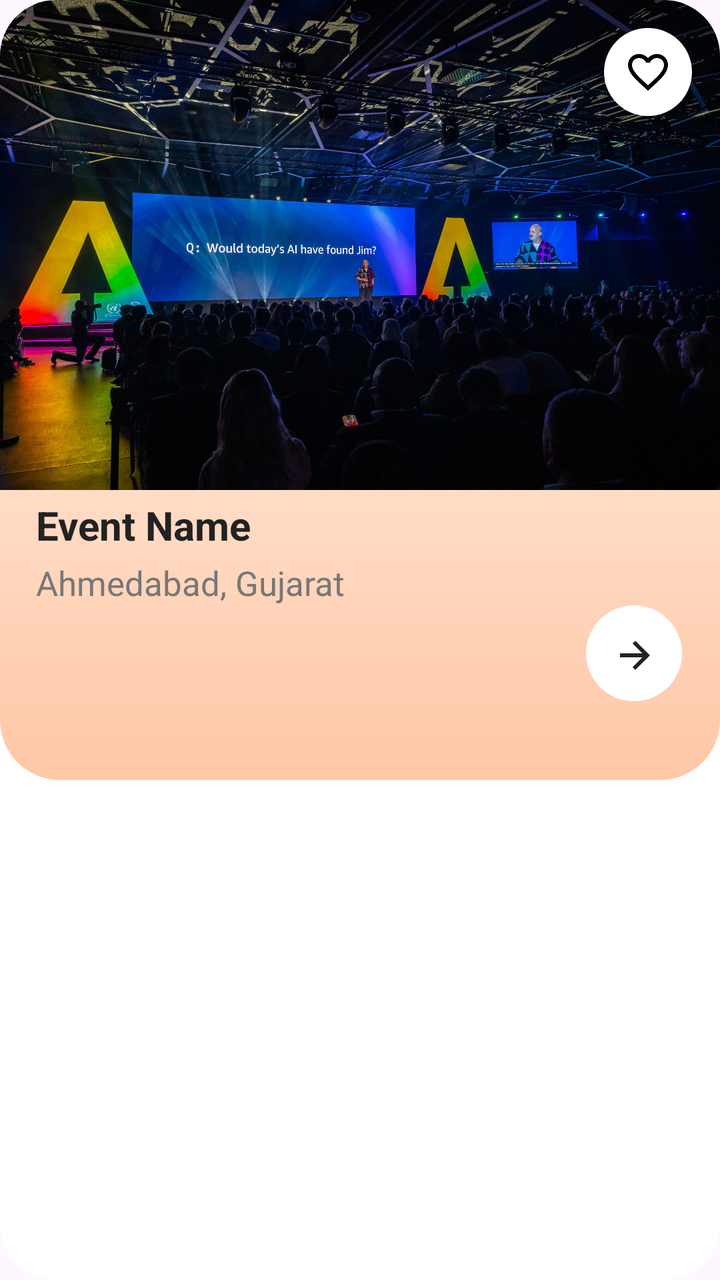
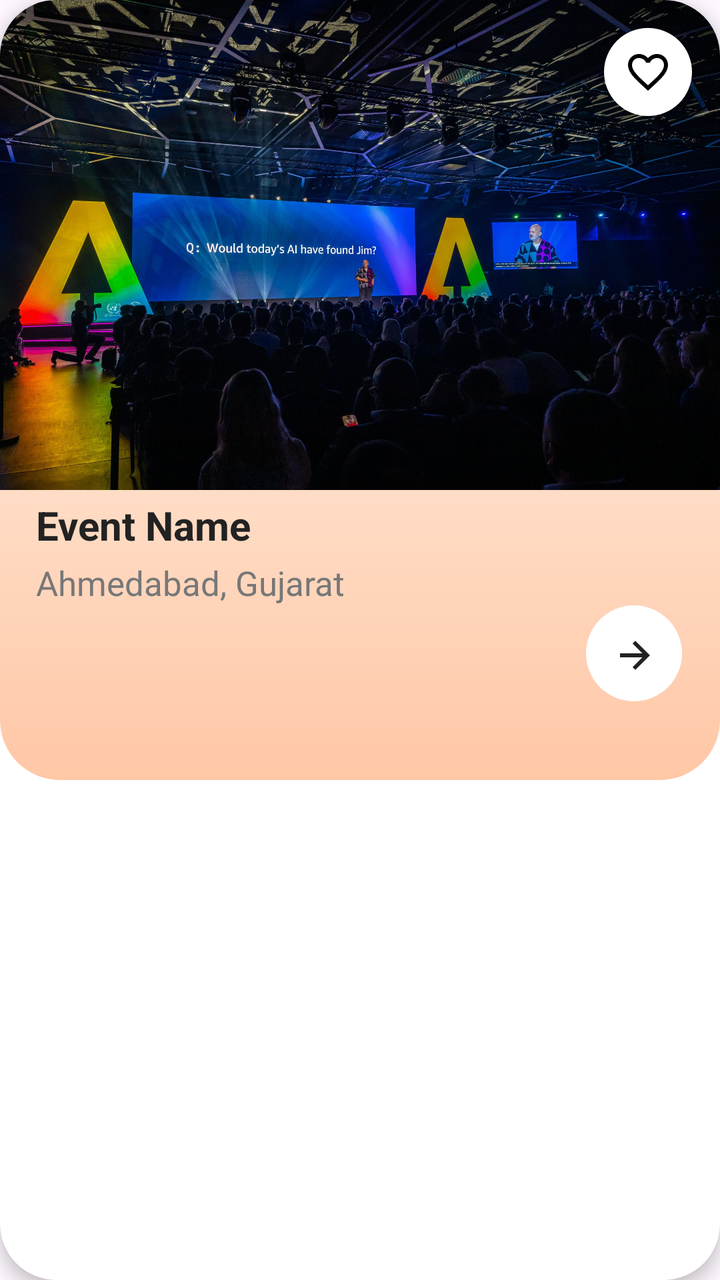

Two renders of the same Android screen: before a commit and after it. Below are the layout's source before the change and the commit's diff.
<!-- AndroidManifest.xml: application theme Theme.JavaPractice -->
<!-- res/layout/event_item.xml -->
<?xml version="1.0" encoding="utf-8"?>
<androidx.cardview.widget.CardView
    xmlns:android="http://schemas.android.com/apk/res/android"
    xmlns:app="http://schemas.android.com/apk/res-auto"

    android:id="@+id/eventCard"

    android:layout_width="match_parent"
    android:layout_height="wrap_content"

    android:layout_marginStart="0dp"
    android:layout_marginEnd="0dp"
    android:layout_marginTop="15dp"
    android:layout_marginBottom="10dp"

    app:cardCornerRadius="28dp"
    app:cardElevation="0dp"
    app:cardPreventCornerOverlap="true">

    <LinearLayout
        android:layout_width="match_parent"
        android:layout_height="wrap_content"
        android:orientation="vertical"
        android:background="@drawable/bg_event_card">

        <FrameLayout
            android:layout_width="match_parent"
            android:layout_height="245dp">

            <ImageView
                android:id="@+id/ivEventImage"
                android:layout_width="match_parent"
                android:layout_height="match_parent"
                android:scaleType="centerCrop"
                android:src="@drawable/aisummit"
                android:contentDescription="Event Image" />

            <ImageButton
                android:id="@+id/btnFavorite"
                android:layout_width="44dp"
                android:layout_height="44dp"
                android:layout_gravity="top|end"
                android:layout_margin="14dp"
                android:background="@drawable/bg_white_circle"
                android:padding="11dp"
                android:src="@drawable/ic_favorite_border"
                android:contentDescription="Favorite" />

        </FrameLayout>


        <LinearLayout
            android:layout_width="match_parent"
            android:layout_height="145dp"
            android:orientation="vertical"
            android:paddingStart="18dp"
            android:paddingEnd="10dp"
            android:paddingBottom="14dp">

            <TextView
                android:id="@+id/tvEventName"
                android:layout_width="match_parent"
                android:layout_height="wrap_content"
                android:layout_marginTop="4dp"
                android:text="Event Name"
                android:textColor="#222222"
                android:textSize="20sp"
                android:textStyle="bold" />

            <TextView
                android:id="@+id/tvEventLocation"
                android:layout_width="wrap_content"
                android:layout_height="wrap_content"
                android:layout_marginTop="4dp"
                android:text="Ahmedabad, Gujarat"
                android:textColor="#777777"
                android:textSize="17sp" />

            <ImageButton
                android:id="@+id/btnEventArrow"
                android:layout_width="48dp"
                android:layout_height="48dp"
                android:layout_gravity="end"
                android:layout_marginEnd="9dp"
                android:background="@drawable/bg_white_circle"
                android:padding="14dp"
                android:src="@drawable/ic_arrow"
                android:contentDescription="Open event" />

        </LinearLayout>

    </LinearLayout>

</androidx.cardview.widget.CardView>
<!-- resources referenced by this layout -->
<resources>
  <!-- drawable aisummit: jpg bitmap (drawable, 439870 bytes) -->
  <!-- drawable bg_event_card (drawable) -->
  <?xml version="1.0" encoding="utf-8"?>
  <shape xmlns:android="http://schemas.android.com/apk/res/android">
  
      <gradient
          android:angle="270"
          android:startColor="#FFF8F3"
          android:centerColor="#FFE4D1"
          android:endColor="#FFC7A6" />
  
      <corners android:radius="30dp" />
  
  </shape>
  <!-- drawable bg_white_circle (drawable) -->
  <?xml version="1.0" encoding="utf-8"?>
  <shape xmlns:android="http://schemas.android.com/apk/res/android">
  
      <solid android:color="#FFFFFF" />
  
      <corners android:radius="100dp" />
  
  </shape>
  <!-- drawable ic_arrow (drawable) -->
  <vector xmlns:android="http://schemas.android.com/apk/res/android"
      android:width="24dp"
      android:height="24dp"
      android:viewportWidth="24"
      android:viewportHeight="24">
  
      <path
          android:fillColor="#222222"
          android:pathData="M5,12h11.17l-4.88,-4.88L12.7,5.71 20,13l-7.3,7.29 -1.41,-1.41L16.17,14H5v-2z" />
  
  </vector>
  <!-- drawable ic_favorite_border (drawable) -->
  <vector xmlns:android="http://schemas.android.com/apk/res/android"
      android:width="24dp"
      android:height="24dp"
      android:viewportWidth="24"
      android:viewportHeight="24">
  
      <path
          android:fillColor="#000000"
          android:pathData="M16.5,3c-1.74,0 -3.41,0.81 -4.5,2.09C10.91,3.81 9.24,3 7.5,3 4.42,3 2,5.42 2,8.5c0,3.76 3.4,6.86 8.55,11.54L12,21.35l1.45,-1.32C18.6,15.36 22,12.26 22,8.5 22,5.42 19.58,3 16.5,3zM12.1,18.55L12,18.64l-0.1,-0.09C7.14,14.24 4,11.39 4,8.5 4,6.5 5.5,5 7.5,5c1.54,0 3.04,0.99 3.57,2.36h1.87C13.46,5.99 14.96,5 16.5,5c2,0 3.5,1.5 3.5,3.5 0,2.89 -3.14,5.74 -7.9,10.05z" />
  
  </vector>
  <style name="Theme.JavaPractice" parent="Base.Theme.JavaPractice" />
  <style name="Base.Theme.JavaPractice" parent="Theme.Material3.DayNight.NoActionBar">
          
          
      </style>
</resources>

<!-- the commit's change to res/layout/event_item.xml (unified diff, before → after) -->
@@ -8,13 +8,15 @@
     android:layout_width="match_parent"
     android:layout_height="wrap_content"
 
-    android:layout_marginStart="0dp"
-    android:layout_marginEnd="0dp"
+    android:layout_marginStart="5dp"
+    android:layout_marginEnd="5dp"
     android:layout_marginTop="15dp"
+    android:layout_margin="5dp"
+
     android:layout_marginBottom="10dp"
 
     app:cardCornerRadius="28dp"
-    app:cardElevation="0dp"
+    app:cardElevation="5dp"
     app:cardPreventCornerOverlap="true">
 
     <LinearLayout
@@ -31,15 +33,15 @@
                 android:id="@+id/ivEventImage"
                 android:layout_width="match_parent"
                 android:layout_height="match_parent"
+                android:contentDescription="Event Image"
                 android:scaleType="centerCrop"
-                android:src="@drawable/aisummit"
-                android:contentDescription="Event Image" />
+                android:src="@drawable/aisummit" />
 
             <ImageButton
                 android:id="@+id/btnFavorite"
                 android:layout_width="44dp"
                 android:layout_height="44dp"
-                android:layout_gravity="top|end"
+                android:layout_gravity="end"
                 android:layout_margin="14dp"
                 android:background="@drawable/bg_white_circle"
                 android:padding="11dp"
@@ -55,6 +57,7 @@
             android:orientation="vertical"
             android:paddingStart="18dp"
             android:paddingEnd="10dp"
+
             android:paddingBottom="14dp">
 
             <TextView
